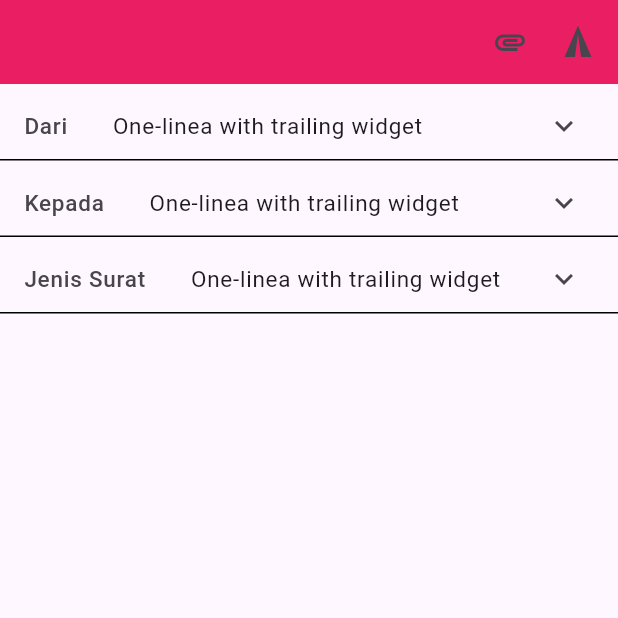
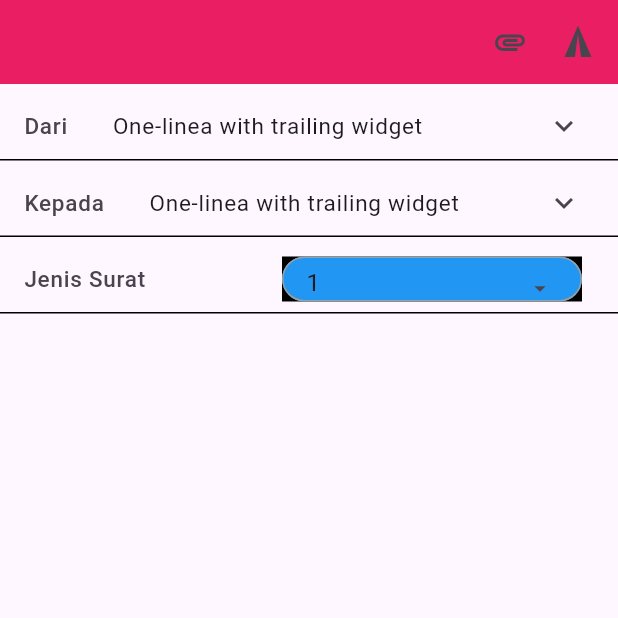
Before and after one commit to Christian-Tiovanto/FE-FlutterProject, a Flutter app: the screen it shows after launch, on a phone screen of 412 x 824 dp, the top half of it. Run offline on Flutter 3.47's test engine with Material 3 defaults, Android fonts, the light colour scheme and no system bars.

Commit message:
feat(PengajuanSurat): adding dropdownMenu

```diff
--- a/project/lib/tian/PengajuanSurat.dart
+++ b/project/lib/tian/PengajuanSurat.dart
@@ -1,5 +1,7 @@
 import 'package:flutter/material.dart';
 import 'package:flutter/widgets.dart';
+
+const List<String> list = <String>['One', 'Two', 'Three', 'Four'];
 
 class PengajuanSurat extends StatefulWidget {
   const PengajuanSurat({super.key});
@@ -30,9 +32,9 @@ class _PengajuanSuratState extends State<PengajuanSurat> {
             ),
             ContainerKolomPengajuanSuratWidget(
               leadingText: "Jenis Surat",
-              titleContent: Text('One-linea with trailing widget',
-                  style: TextStyle(height: 1, fontSize: 15)),
-              trailingContent: Icon(Icons.keyboard_arrow_down_outlined),
+              trailingContent: DropdownMenuExample(
+                ListData: ['1', '2', '3'],
+              ),
             ),
           ],
         ),
@@ -45,7 +47,7 @@ class _PengajuanSuratState extends State<PengajuanSurat> {
 class ContainerKolomPengajuanSuratWidget extends StatelessWidget {
   final String leadingText;
   final Widget? titleContent;
-  final Icon? trailingContent;
+  final Widget? trailingContent;
   const ContainerKolomPengajuanSuratWidget(
       {super.key,
       this.leadingText = "text",
@@ -105,3 +107,83 @@ class _PengajuanSuratAppBarWidget extends StatelessWidget
   @override
   Size get preferredSize => Size.fromHeight(kToolbarHeight);
 }
+
+class DropdownMenuExample extends StatefulWidget {
+  final List<String>? ListData;
+  const DropdownMenuExample({super.key, this.ListData});
+
+  @override
+  State<DropdownMenuExample> createState() => _DropdownMenuExampleState();
+}
+
+class _DropdownMenuExampleState extends State<DropdownMenuExample> {
+  late String dropdownValue = widget.ListData!.first;
+
+  @override
+  Widget build(BuildContext context) {
+    Color getColor(Set<MaterialState> states) {
+      const Set<MaterialState> interactiveStates = <MaterialState>{
+        MaterialState.pressed,
+        MaterialState.hovered,
+        MaterialState.focused,
+      };
+      if (states.any(interactiveStates.contains)) {
+        return Colors.blue;
+      }
+      return Colors.red;
+    }
+
+    return Container(
+      // height: 5,
+      color: Colors.black,
+      child: DropdownMenu<String>(
+        width: 200,
+        textStyle: TextStyle(height: 1),
+        inputDecorationTheme: InputDecorationTheme(
+          fillColor: Colors.blue,
+          filled: true,
+          isDense: true,
+          constraints: BoxConstraints.tight(Size.fromHeight(30)),
+          enabledBorder: OutlineInputBorder(
+            borderRadius: BorderRadius.circular(60),
+            borderSide: BorderSide(
+              color: Colors.grey,
+              width: 1,
+            ),
+          ),
+        ),
+        menuStyle: MenuStyle(
+            backgroundColor: MaterialStateProperty.resolveWith(getColor)),
+        initialSelection: widget.ListData!.first,
+        onSelected: (String? value) {
+          // This is called when the user selects an item.
+          setState(() {
+            dropdownValue = value!;
+          });
+        },
+        dropdownMenuEntries:
+            widget.ListData!.map<DropdownMenuEntry<String>>((String value) {
+          return DropdownMenuEntry<String>(
+              value: value,
+              label: value,
+              labelWidget: Text(
+                value,
+              ));
+        }).toList(),
+      ),
+    );
+  }
+}
+
+class SelectedBorder extends RoundedRectangleBorder
+    implements MaterialStateOutlinedBorder {
+  const SelectedBorder();
+
+  @override
+  OutlinedBorder? resolve(Set<MaterialState> states) {
+    if (states.contains(MaterialState.selected)) {
+      return const RoundedRectangleBorder();
+    }
+    return null; // Defer to default value on the theme or widget.
+  }
+}
```
Also changed, not shown: project/lib/main.dart (+0 -94 lines).
